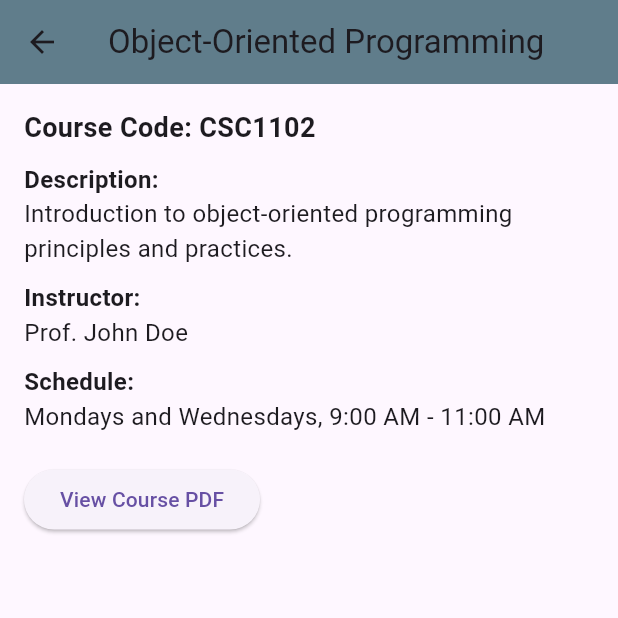
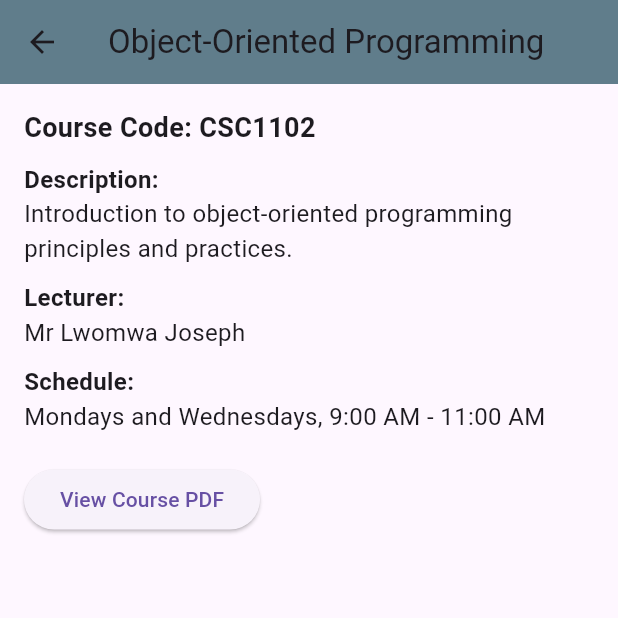
Before and after one commit to MartinWilliamBusinge/virtuallearningapp, a Flutter app: the CourseDetailsPage screen opened directly, on a phone screen of 412 x 824 dp, the top half of it. Run offline on Flutter 3.47's test engine with Material 3 defaults, Android fonts, the phone set to English and light mode, and no system bars; our stand-ins replace cloud_firestore, confetti, dio, file_picker, firebase_auth, firebase_core and 7 more; accounts and stored records are empty.

Commit message:
some additions on the course pages

```diff
--- a/lib/pages/course_details_page.dart
+++ b/lib/pages/course_details_page.dart
@@ -5,7 +5,7 @@ class CourseDetailsPage extends StatelessWidget {
   final String courseName;
   final String courseCode;
   final String description;
-  final String instructor;
+  final String lecturer;
   final String schedule;
   final String pdfUrl; // URL or path to the PDF
 
@@ -13,7 +13,7 @@ class CourseDetailsPage extends StatelessWidget {
     required this.courseName,
     required this.courseCode,
     required this.description,
-    required this.instructor,
+    required this.lecturer,
     required this.schedule,
     required this.pdfUrl,
      });
@@ -53,11 +53,11 @@ class CourseDetailsPage extends StatelessWidget {
             ),
            const SizedBox(height: 10),
            const Text(
-              'Instructor:',
+              'Lecturer:',
               style:  TextStyle(fontSize: 16, fontWeight: FontWeight.bold),
             ),
             Text(
-              instructor,
+              lecturer,
               style: const TextStyle(fontSize: 16),
             ),
            const SizedBox(height: 10),
--- a/lib/pages/year_one_semester_one_page.dart
+++ b/lib/pages/year_one_semester_one_page.dart
@@ -15,8 +15,8 @@ class YearOneSemesterOnePage extends StatelessWidget {
       body: ListView(
         children: [
           ListTile(
-            title: const Text('Object-Oriented Programming'),
-            subtitle: const Text('course code: CSC1102'),
+            title: const Text('OBJECT-ORIENTED PROGRAMMING'),
+            subtitle: const Text('COURSE CODE: CSC1102'),
             onTap: () {
                Navigator.push(
                 context,
@@ -26,7 +26,7 @@ class YearOneSemesterOnePage extends StatelessWidget {
                     courseCode: 'CSC1102',
                     description:
                         'Introduction to object-oriented programming principles and practices.',
-                    instructor: 'Prof. John Doe',
+                    lecturer: 'Mr Lwomwa Joseph',
                     schedule: 'Mondays and Wednesdays, 9:00 AM - 11:00 AM',
                     pdfUrl: 'https://example.com/path_to_pdf.pdf',
                   ),
@@ -35,8 +35,8 @@ class YearOneSemesterOnePage extends StatelessWidget {
             },
           ),
           ListTile(
-            title: const Text('Computer Architecture'),
-            subtitle: const Text('course code: CSC1103'),
+            title: const Text('COMPUTER ARCHITECTURE'),
+            subtitle: const Text('COURSE CODE: CSC1103'),
             onTap: () {
               Navigator.push(
    context,
@@ -46,7 +46,7 @@ class YearOneSemesterOnePage extends StatelessWidget {
                     courseCode: 'CSC1103',
                     description:
                         'Study of computer organization and architecture.',
-                    instructor: 'Dr. Jane Smith',
+                    lecturer: 'Mrs Babrah',
                     schedule: 'Tuesdays and Thursdays, 1:00 PM - 3:00 PM',
                     pdfUrl: 'https://example.com/path_to_pdf2.pdf',
                   ),
@@ -55,8 +55,8 @@ class YearOneSemesterOnePage extends StatelessWidget {
             },
           ),
           ListTile(
-            title: const Text('Communication Skills'),
-            subtitle: const Text('course code: CSK1101'),
+            title: const Text('COMMUNICATION SKILLS'),
+            subtitle: const Text('COURSE CODE: CSK1101'),
             onTap: () {
               Navigator.push(
                 context,
@@ -65,8 +65,8 @@ class YearOneSemesterOnePage extends StatelessWidget {
                     courseName: 'Communication Skills',
                     courseCode: 'CSK1101',
                     description:
-                        'Developing effective communication skills for academic and professional settings.',
-                    instructor: 'Prof. Emily Brown',
+                        'Developing effective communication skills for academic and professional Learning.',
+                    lecturer: 'Mrs Katushemererwe Fridah',
                     schedule: 'Fridays, 10:00 AM - 12:00 PM',
                     pdfUrl: 'https://example.com/path_to_pdf3.pdf',
                   ),
--- a/lib/pages/year_one_semester_two_page.dart
+++ b/lib/pages/year_one_semester_two_page.dart
@@ -16,7 +16,7 @@ class YearOneSemesterTwoPage extends StatelessWidget {
       body: ListView(
         children: [
           ListTile(
-            title: const Text('Operating Systems'),
+            title: const Text('OPERATING SYSTEMS'),
             subtitle: const Text('course code: CSC1102'),
             onTap: () {
                Navigator.push(
@@ -27,7 +27,7 @@ class YearOneSemesterTwoPage extends StatelessWidget {
                     courseCode: 'CSC1102',
                     description:
                         'Introduction to Operating Systems.',
-                    instructor: 'Prof. John Doe',
+                    lecturer: 'Prof. John Doe',
                     schedule: 'Mondays and Wednesdays, 9:00 AM - 11:00 AM',
                     pdfUrl: 'https://example.com/path_to_pdf.pdf',
                   ),
@@ -36,7 +36,7 @@ class YearOneSemesterTwoPage extends StatelessWidget {
             },
           ),
           ListTile(
-            title: const Text('Probability and Statistics'),
+            title: const Text('PROBABILITY AND STATISTICS'),
             subtitle: const Text('course code: CSC1103'),
             onTap: () {
               Navigator.push(
@@ -47,7 +47,7 @@ class YearOneSemesterTwoPage extends StatelessWidget {
                     courseCode: 'CSC1103',
                     description:
                         'Study of Probability and Statistics.',
-                    instructor: 'Dr. Ngubiri',
+                    lecturer: 'Dr. Ngubiri',
                     schedule: 'Tuesdays and Thursdays, 1:00 PM - 3:00 PM',
                     pdfUrl: 'https://example.com/path_to_pdf2.pdf',
                   ),
@@ -56,7 +56,7 @@ class YearOneSemesterTwoPage extends StatelessWidget {
             },
           ),
           ListTile(
-            title: const Text('Data Structures and Algorithms'),
+            title: const Text('DATA STRUCTURES AND ALGORITHMS'),
             subtitle: const Text('course code: CSK1101'),
             onTap: () {
               Navigator.push(
@@ -67,7 +67,7 @@ class YearOneSemesterTwoPage extends StatelessWidget {
                     courseCode: 'CSK1101',
                     description:
                         'Data Structures and Algorithms for academic and professional Learning.',
-                    instructor: 'lecturer: Mr Kizito',
+                    lecturer: 'Mr Kizito ',
                     schedule: 'Fridays, 10:00 AM - 12:00 PM',
                     pdfUrl: 'https://example.com/path_to_pdf3.pdf',
                   ),
--- a/lib/pages/year_two_semester_one_page.dart
+++ b/lib/pages/year_two_semester_one_page.dart
@@ -15,7 +15,7 @@ class YearTwoSemesterOnePage extends StatelessWidget {
       body: ListView(
         children: [
           ListTile(
-            title: const Text('Artificial Intelligence'),
+            title: const Text('ARTIFICIAL INTELLIGENCE'),
             subtitle: const Text('course code: CSC1102'),
             onTap: () {
               Navigator.push(
@@ -25,7 +25,7 @@ class YearTwoSemesterOnePage extends StatelessWidget {
                     courseName: 'Artificial Intelligence',
                     courseCode: 'CSC1102',
                     description: 'Introduction to Artificial Intelligence.',
-                    instructor: 'Prof. John Doe',
+                    lecturer: 'Prof. John Doe',
                     schedule: 'Mondays and Wednesdays, 9:00 AM - 11:00 AM',
                     pdfUrl: 'https://example.com/path_to_pdf.pdf',
                   ),
@@ -34,7 +34,7 @@ class YearTwoSemesterOnePage extends StatelessWidget {
             },
           ),
           ListTile(
-            title: const Text('Computer Networks'),
+            title: const Text('COMPUTER NETWORKS'),
             subtitle: const Text('course code: CSC1103'),
             onTap: () {
               Navigator.push(
@@ -44,7 +44,7 @@ class YearTwoSemesterOnePage extends StatelessWidget {
                     courseName: 'Computer Networks',
                     courseCode: 'CSC1103',
                     description: 'Study of Computer Networks.',
-                    instructor: 'Dr. Ngubiri',
+                    lecturer: 'Dr. Ngubiri',
                     schedule: 'Tuesdays and Thursdays, 1:00 PM - 3:00 PM',
                     pdfUrl: 'https://example.com/path_to_pdf2.pdf',
                   ),
@@ -53,7 +53,7 @@ class YearTwoSemesterOnePage extends StatelessWidget {
             },
           ),
           ListTile(
-            title: const Text('Discrete Math'),
+            title: const Text('DISCRETE MATH'),
             subtitle: const Text('course code: CSK1101'),
             onTap: () {
               Navigator.push(
@@ -64,7 +64,7 @@ class YearTwoSemesterOnePage extends StatelessWidget {
                     courseCode: 'CSK1101',
                     description:
                         'Discrete Math for academic and professional Learning.',
-                    instructor: 'lecturer: Mr Kizito',
+                    lecturer: ' Mr Kizito',
                     schedule: 'Fridays, 10:00 AM - 12:00 PM',
                     pdfUrl: 'https://example.com/path_to_pdf3.pdf',
                   ),
--- a/lib/pages/year_two_semester_two_page.dart
+++ b/lib/pages/year_two_semester_two_page.dart
@@ -15,7 +15,7 @@ class YearTwoSemesterTwoPage extends StatelessWidget {
       body: ListView(
         children: [
           ListTile(
-            title: const Text('Research Methodology'),
+            title: const Text('RESEARCH METHODOLOGY'),
             subtitle: const Text('course code: CSC1102'),
             onTap: () {
                Navigator.push(
@@ -26,7 +26,7 @@ class YearTwoSemesterTwoPage extends StatelessWidget {
                     courseCode: 'CSC1102',
                     description:
                         'Introduction to Research Methodology.',
-                    instructor: 'Prof. John Doe',
+                    lecturer: 'Prof. John Doe',
                     schedule: 'Mondays and Wednesdays, 9:00 AM - 11:00 AM',
                     pdfUrl: 'https://example.com/path_to_pdf.pdf',
                   ),
@@ -35,7 +35,7 @@ class YearTwoSemesterTwoPage extends StatelessWidget {
             },
           ),
           ListTile(
-            title: const Text('Robotics'),
+            title: const Text('ROBOTICS'),
             subtitle: const Text('course code: CSC1103'),
             onTap: () {
               Navigator.push(
@@ -46,7 +46,7 @@ class YearTwoSemesterTwoPage extends StatelessWidget {
                     courseCode: 'CSC1103',
                     description:
                         'Study of Robotics.',
-                    instructor: 'Dr. Ngubiri',
+                    lecturer: 'Dr. Ngubiri',
                     schedule: 'Tuesdays and Thursdays, 1:00 PM - 3:00 PM',
                     pdfUrl: 'https://example.com/path_to_pdf2.pdf',
                   ),
@@ -55,7 +55,7 @@ class YearTwoSemesterTwoPage extends StatelessWidget {
             },
           ),
           ListTile(
-            title: const Text('Software Verification'),
+            title: const Text('SOFTWARE VERIFICATION'),
             subtitle: const Text('course code: CSK1101'),
             onTap: () {
               Navigator.push(
@@ -66,7 +66,7 @@ class YearTwoSemesterTwoPage extends StatelessWidget {
                     courseCode: 'CSK1101',
                     description:
                         'Software Verification for academic and professional Learning.',
-                    instructor: 'lecturer: Mr Kizito',
+                    lecturer: ' Mr Kizito',
                     schedule: 'Fridays, 10:00 AM - 12:00 PM',
                     pdfUrl: 'https://example.com/path_to_pdf3.pdf',
                   ),
```
